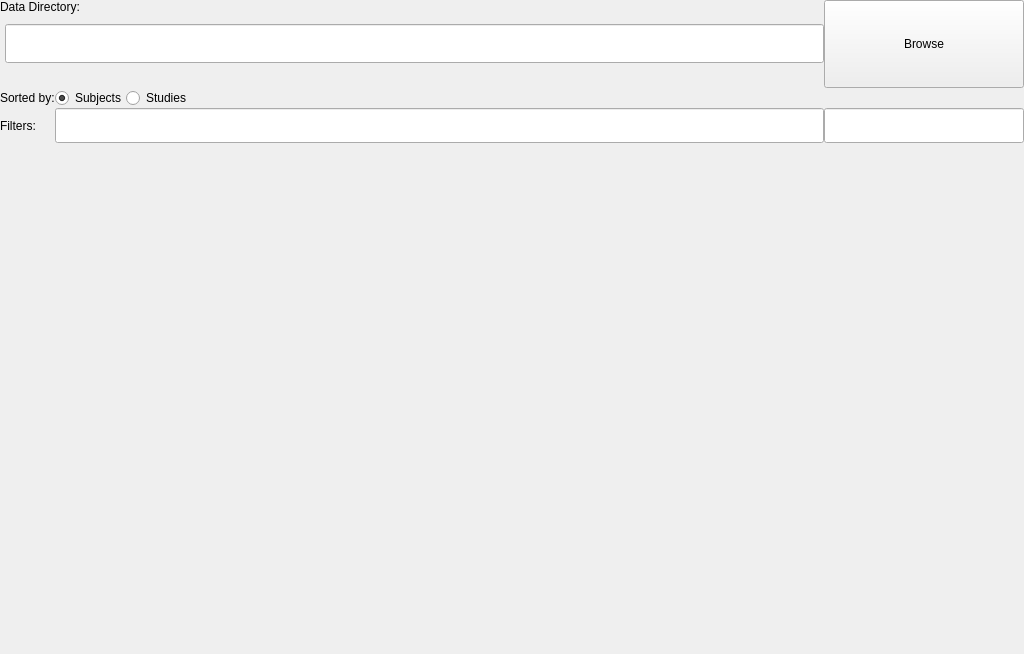
The window that src/ihm/SubjectsFrame.ui (lamyj/dicomifier) describes before a commit, drawn with Qt 5.
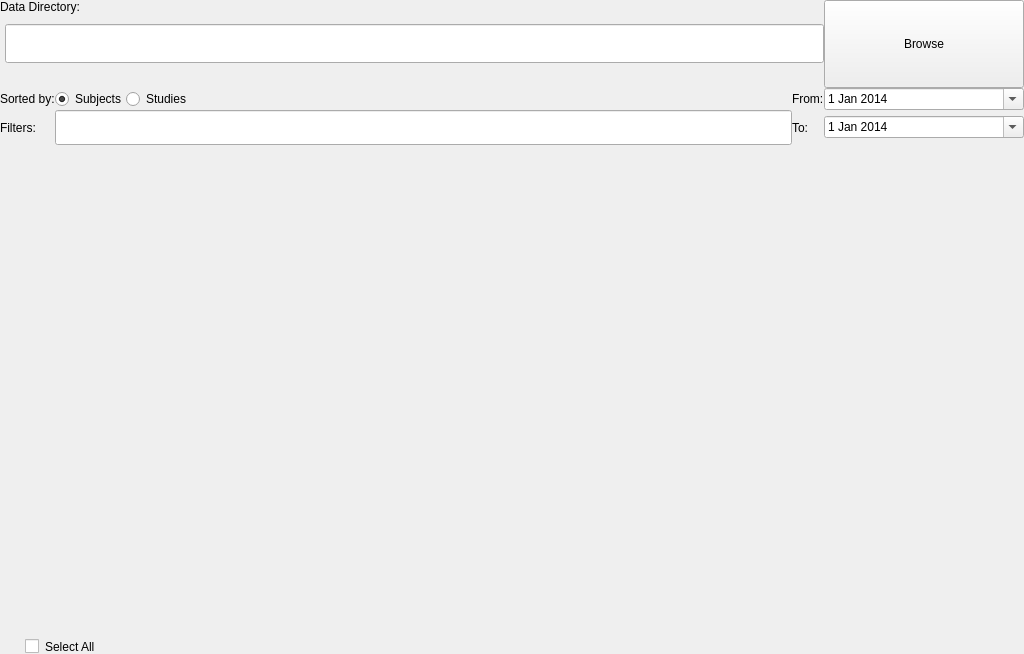
The same window after the commit.

Commit message: src/ihm: add Select All option

```diff
--- a/src/ihm/SubjectsFrame.ui
+++ b/src/ihm/SubjectsFrame.ui
@@ -45,7 +45,21 @@
    <property name="spacing">
     <number>0</number>
    </property>
-   <item row="4" column="0" colspan="5">
+   <item row="3" column="5">
+    <widget class="QDateEdit" name="dateEdit">
+     <property name="calendarPopup">
+      <bool>true</bool>
+     </property>
+     <property name="date">
+      <date>
+       <year>2014</year>
+       <month>1</month>
+       <day>1</day>
+      </date>
+     </property>
+    </widget>
+   </item>
+   <item row="5" column="0" colspan="6">
     <widget class="QWidget" name="widget" native="true">
      <property name="sizePolicy">
       <sizepolicy hsizetype="Expanding" vsizetype="Expanding">
@@ -58,6 +72,38 @@
      </property>
     </widget>
    </item>
+   <item row="0" column="5" rowspan="2" alignment="Qt::AlignBottom">
+    <widget class="QPushButton" name="browserButton">
+     <property name="minimumSize">
+      <size>
+       <width>200</width>
+       <height>88</height>
+      </size>
+     </property>
+     <property name="maximumSize">
+      <size>
+       <width>200</width>
+       <height>16777215</height>
+      </size>
+     </property>
+     <property name="text">
+      <string>Browse</string>
+     </property>
+    </widget>
+   </item>
+   <item row="3" column="2">
+    <widget class="QRadioButton" name="radioButton_2">
+     <property name="sizePolicy">
+      <sizepolicy hsizetype="Preferred" vsizetype="Fixed">
+       <horstretch>0</horstretch>
+       <verstretch>0</verstretch>
+      </sizepolicy>
+     </property>
+     <property name="text">
+      <string>Studies</string>
+     </property>
+    </widget>
+   </item>
    <item row="0" column="0" colspan="2" alignment="Qt::AlignTop">
     <widget class="QLabel" name="label">
      <property name="text">
@@ -71,49 +117,52 @@
      </property>
     </widget>
    </item>
-   <item row="0" column="4" rowspan="2" alignment="Qt::AlignBottom">
-    <widget class="QPushButton" name="browserButton">
+   <item row="3" column="4">
+    <widget class="QLabel" name="label_4">
+     <property name="text">
+      <string>From:</string>
+     </property>
+    </widget>
+   </item>
+   <item row="4" column="0">
+    <widget class="QLabel" name="label_3">
+     <property name="text">
+      <string>Filters:</string>
+     </property>
+    </widget>
+   </item>
+   <item row="4" column="1" colspan="3">
+    <widget class="QLineEdit" name="lineEdit">
      <property name="minimumSize">
       <size>
-       <width>200</width>
-       <height>88</height>
+       <width>0</width>
+       <height>35</height>
       </size>
      </property>
-     <property name="maximumSize">
-      <size>
-       <width>200</width>
-       <height>16777215</height>
-      </size>
-     </property>
-     <property name="text">
-      <string>Browse</string>
-     </property>
     </widget>
    </item>
-   <item row="2" column="0">
+   <item row="3" column="0">
     <widget class="QLabel" name="label_2">
      <property name="text">
       <string>Sorted by:</string>
      </property>
     </widget>
    </item>
-   <item row="3" column="4">
-    <widget class="QLineEdit" name="lineEdit_2">
-     <property name="sizePolicy">
-      <sizepolicy hsizetype="Preferred" vsizetype="Fixed">
-       <horstretch>0</horstretch>
-       <verstretch>0</verstretch>
-      </sizepolicy>
+   <item row="4" column="5">
+    <widget class="QDateEdit" name="dateEdit_2">
+     <property name="calendarPopup">
+      <bool>true</bool>
      </property>
-     <property name="minimumSize">
-      <size>
-       <width>200</width>
-       <height>35</height>
-      </size>
+     <property name="date">
+      <date>
+       <year>2014</year>
+       <month>1</month>
+       <day>1</day>
+      </date>
      </property>
     </widget>
    </item>
-   <item row="2" column="3">
+   <item row="3" column="3">
     <spacer name="horizontalSpacer_2">
      <property name="orientation">
       <enum>Qt::Horizontal</enum>
@@ -126,7 +175,7 @@
      </property>
     </spacer>
    </item>
-   <item row="1" column="0" colspan="4">
+   <item row="1" column="0" colspan="5">
     <widget class="QLineEdit" name="dataDirectory">
      <property name="sizePolicy">
       <sizepolicy hsizetype="Expanding" vsizetype="Preferred">
@@ -148,7 +197,7 @@
      </property>
     </widget>
    </item>
-   <item row="2" column="1">
+   <item row="3" column="1">
     <widget class="QRadioButton" name="radioButton">
      <property name="sizePolicy">
       <sizepolicy hsizetype="Preferred" vsizetype="Fixed">
@@ -164,33 +213,27 @@
      </property>
     </widget>
    </item>
-   <item row="3" column="1" colspan="3">
-    <widget class="QLineEdit" name="lineEdit">
-     <property name="minimumSize">
-      <size>
-       <width>0</width>
-       <height>35</height>
-      </size>
-     </property>
-    </widget>
-   </item>
-   <item row="3" column="0">
-    <widget class="QLabel" name="label_3">
+   <item row="4" column="4">
+    <widget class="QLabel" name="label_5">
      <property name="text">
-      <string>Filters:</string>
+      <string>To:</string>
      </property>
     </widget>
    </item>
-   <item row="2" column="2">
-    <widget class="QRadioButton" name="radioButton_2">
-     <property name="sizePolicy">
-      <sizepolicy hsizetype="Preferred" vsizetype="Fixed">
-       <horstretch>0</horstretch>
-       <verstretch>0</verstretch>
-      </sizepolicy>
+   <item row="6" column="0" colspan="3">
+    <widget class="QCheckBox" name="checkBox">
+     <property name="styleSheet">
+      <string notr="true">QCheckBox 
+{
+	margin-left: 25px;
+ }
+</string>
      </property>
      <property name="text">
-      <string>Studies</string>
+      <string>Select All</string>
+     </property>
+     <property name="tristate">
+      <bool>false</bool>
      </property>
     </widget>
    </item>
```
The commit also changes 11 other files.
